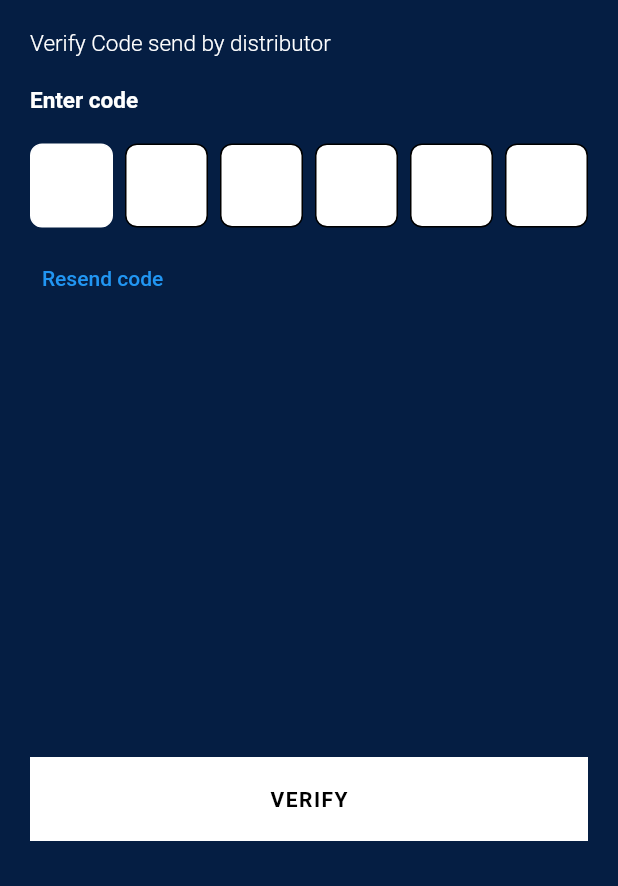
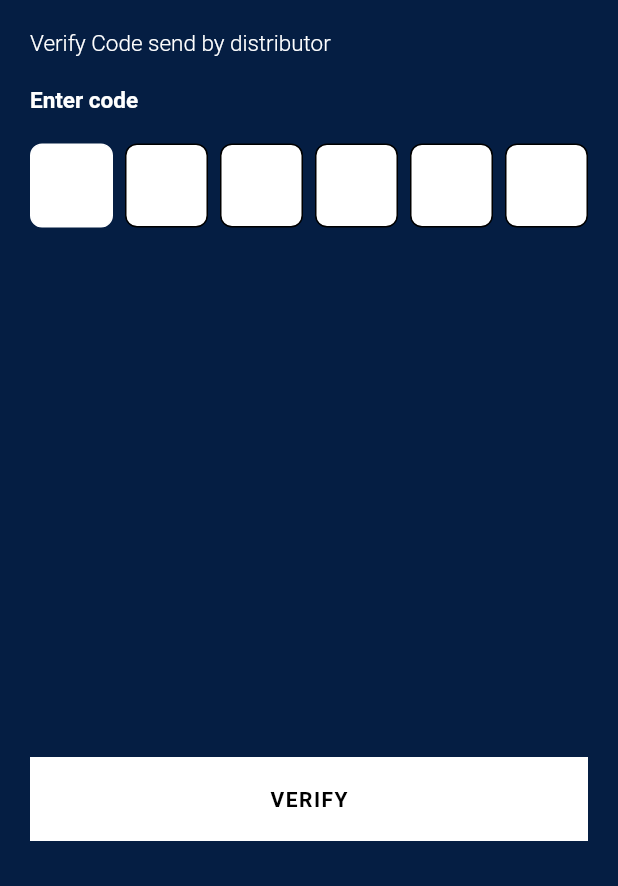
Before and after one commit to shakir-khursheed/Bringi-App, a Flutter app: the screen it shows after launch, after a tap on the "account circle" icon, on a phone screen of 412 x 824 dp, the part 350-1236 px from its top. Run offline on Flutter 3.47's test engine with Material 2 defaults, Android fonts, the light colour scheme and no system bars; drawn by our look-alikes of pinput; our stand-ins replace firebase_core, get_it; accounts and stored records are empty.

Commit message:
USER REGISTRATION SETUP DONE

```diff
--- a/lib/service_locator/service_locator.dart
+++ b/lib/service_locator/service_locator.dart
@@ -1,7 +1,7 @@
-import 'package:bringi_app/signup_and_login/webApi/login_webApi.dart';
+import 'package:bringi_app/signup_and_login/webApi/user_registration_webApi.dart';
 import 'package:get_it/get_it.dart';
 
-import '../signup_and_login/repo/login_repo.dart';
+import '../signup_and_login/repo/user_registration_repo.dart';
 import '../signup_and_login/viewmodel/user_registration_viewmodel.dart';
 import '../splash_screen/repo/splash_repo.dart';
 import '../splash_screen/viewmodel/splash_viewmodel.dart';
--- a/lib/signup_and_login/repo/login_repo.dart
+++ b/lib/signup_and_login/repo/user_registration_repo.dart
@@ -1,4 +1,4 @@
 import 'package:bringi_app/base/base_repo.dart';
-import 'package:bringi_app/signup_and_login/webApi/login_webApi.dart';
+import 'package:bringi_app/signup_and_login/webApi/user_registration_webApi.dart';
 
 class UserRegistrationRepo extends BaseRepo<UserRegistrationWebApi> {}
--- a/lib/signup_and_login/ui/user_registration_flow/user_resgistration_flow.dart
+++ b/lib/signup_and_login/ui/user_registration_flow/user_resgistration_flow.dart
@@ -1,5 +1,5 @@
 import 'package:bringi_app/constants/role_identifier.dart';
-import 'package:bringi_app/signup_and_login/navigator/login_navigator.dart';
+import 'package:bringi_app/signup_and_login/navigator/user_registration_navigator.dart';
 import 'package:bringi_app/signup_and_login/ui/user_registration_flow_screens/enter_phone_no_screen.dart';
 import 'package:bringi_app/signup_and_login/ui/user_registration_flow_screens/pin_screen.dart';
 import 'package:bringi_app/signup_and_login/viewmodel/user_registration_viewmodel.dart';
--- a/lib/signup_and_login/ui/user_registration_flow_screens/pin_screen.dart
+++ b/lib/signup_and_login/ui/user_registration_flow_screens/pin_screen.dart
@@ -9,12 +9,13 @@ class PinScreen extends StatefulWidget {
   final Function onPinsubmitted;
   final Function onResendCodeClicked;
   final RoleIdentifier roleIdentifier;
-  const PinScreen({
-    super.key,
+  final String? mobileNo;
+  const PinScreen(
+      {super.key,
       required this.onPinsubmitted,
       required this.onResendCodeClicked,
       required this.roleIdentifier,
-  });
+      this.mobileNo});
 
   @override
   State<PinScreen> createState() => _PinScreenState();
@@ -43,7 +44,10 @@ class _PinScreenState extends State<PinScreen> {
             height: 20,
           ),
           Text(
-            "Verify Code send by ${(widget.roleIdentifier == RoleIdentifier.RETAILER) ? "distributor" : "Master distributor"}",
+            (widget.roleIdentifier == RoleIdentifier.MASTERDISTRIBUTOR ||
+                    widget.roleIdentifier == RoleIdentifier.DISTRIBUTOR)
+                ? "Verify Code send on ${widget.mobileNo}"
+                : "Verify Code send by ${(widget.roleIdentifier == RoleIdentifier.RETAILER) ? "distributor" : "Master distributor"}",
             style: TextStyle(
               color: Colors.white,
               fontSize: 15,
@@ -71,11 +75,17 @@ class _PinScreenState extends State<PinScreen> {
           SizedBox(
             height: 10,
           ),
-          TextButton(
+          Visibility(
+            visible: (widget.roleIdentifier == RoleIdentifier.RETAILER ||
+                    widget.roleIdentifier == RoleIdentifier.DISTRIBUTOR)
+                ? false
+                : true,
+            child: TextButton(
               onPressed: () {
                 widget.onResendCodeClicked();
               },
               child: Text("Resend code"),
+            ),
           ),
         ],
         fixedAtBottomChild: [
--- a/lib/signup_and_login/viewmodel/user_registration_viewmodel.dart
+++ b/lib/signup_and_login/viewmodel/user_registration_viewmodel.dart
@@ -1,6 +1,6 @@
 import 'package:bringi_app/base/base_viewmodel.dart';
-import 'package:bringi_app/signup_and_login/navigator/login_navigator.dart';
-import 'package:bringi_app/signup_and_login/repo/login_repo.dart';
+import 'package:bringi_app/signup_and_login/navigator/user_registration_navigator.dart';
+import 'package:bringi_app/signup_and_login/repo/user_registration_repo.dart';
 
 class UserRegistrationViewModel
     extends BaseViewModel<UserRegistrationNavigator, UserRegistrationRepo> {}
```
Also changed, not shown: lib/signup_and_login/navigator/user_registration_navigator.dart (renamed from lib/signup_and_login/navigator/login_navigator.dart), lib/signup_and_login/webApi/user_registration_webApi.dart (renamed from lib/signup_and_login/webApi/login_webApi.dart). Lines whose indentation alone changed are shown as unchanged.
